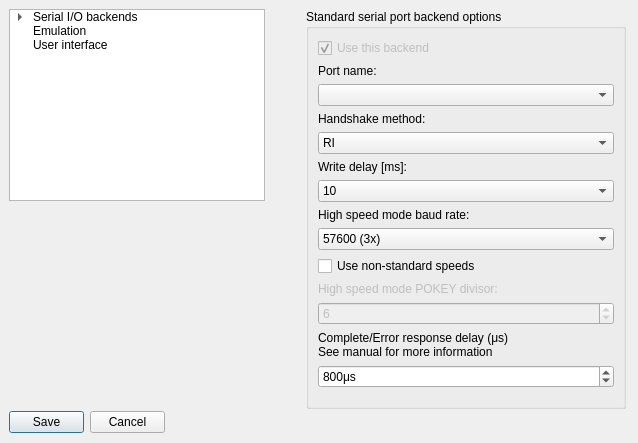
Before: the Qt Designer form optionsdialog.ui in RespeQt/RespeQt, drawn with Qt 5.
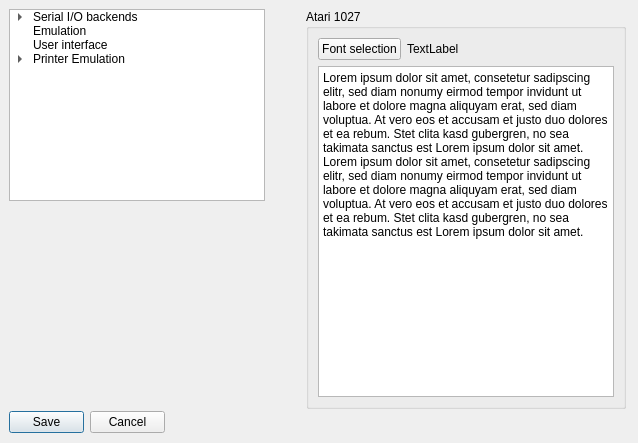
After: the same form once the commit is applied. The open tabs and pages were chosen to show the change.

What changed in the file:
```diff
--- a/optionsdialog.ui
+++ b/optionsdialog.ui
@@ -93,6 +93,19 @@
      <string>User interface</string>
     </property>
    </item>
+   <item>
+    <property name="text">
+     <string>Printer Emulation</string>
+    </property>
+    <property name="flags">
+     <set>ItemIsDragEnabled|ItemIsUserCheckable|ItemIsEnabled</set>
+    </property>
+    <item>
+     <property name="text">
+      <string>Atari 1027</string>
+     </property>
+    </item>
+   </item>
   </widget>
   <widget class="QStackedWidget" name="stackedWidget">
    <property name="geometry">
@@ -920,6 +933,74 @@
      </item>
     </layout>
    </widget>
+   <widget class="QWidget" name="page_atari1020"/>
+   <widget class="QWidget" name="page_atari1027">
+    <widget class="QGroupBox" name="group_a1027">
+     <property name="geometry">
+      <rect>
+       <x>0</x>
+       <y>0</y>
+       <width>320</width>
+       <height>400</height>
+      </rect>
+     </property>
+     <property name="title">
+      <string>Atari 1027</string>
+     </property>
+     <layout class="QVBoxLayout" name="verticalLayout_7">
+      <item>
+       <layout class="QHBoxLayout" name="horizontalLayout_2">
+        <property name="rightMargin">
+         <number>0</number>
+        </property>
+        <property name="bottomMargin">
+         <number>0</number>
+        </property>
+        <item>
+         <widget class="QPushButton" name="button_1027font">
+          <property name="sizePolicy">
+           <sizepolicy hsizetype="Fixed" vsizetype="Fixed">
+            <horstretch>0</horstretch>
+            <verstretch>0</verstretch>
+           </sizepolicy>
+          </property>
+          <property name="text">
+           <string>Font selection</string>
+          </property>
+         </widget>
+        </item>
+        <item>
+         <widget class="QLabel" name="label_1027font">
+          <property name="sizePolicy">
+           <sizepolicy hsizetype="Minimum" vsizetype="Preferred">
+            <horstretch>0</horstretch>
+            <verstretch>0</verstretch>
+           </sizepolicy>
+          </property>
+          <property name="text">
+           <string>TextLabel</string>
+          </property>
+         </widget>
+        </item>
+       </layout>
+      </item>
+      <item>
+       <widget class="QPlainTextEdit" name="fontSample">
+        <property name="enabled">
+         <bool>true</bool>
+        </property>
+        <property name="readOnly">
+         <bool>true</bool>
+        </property>
+        <property name="plainText">
+         <string>Lorem ipsum dolor sit amet, consetetur sadipscing elitr, sed diam nonumy eirmod tempor invidunt ut labore et dolore magna aliquyam erat, sed diam voluptua. At vero eos et accusam et justo duo dolores et ea rebum. Stet clita kasd gubergren, no sea takimata sanctus est Lorem ipsum dolor sit amet. Lorem ipsum dolor sit amet, consetetur sadipscing elitr, sed diam nonumy eirmod tempor invidunt ut labore et dolore magna aliquyam erat, sed diam voluptua. At vero eos et accusam et justo duo dolores et ea rebum. Stet clita kasd gubergren, no sea takimata sanctus est Lorem ipsum dolor sit amet.
+</string>
+        </property>
+       </widget>
+      </item>
+     </layout>
+    </widget>
+   </widget>
   </widget>
   <widget class="QDialogButtonBox" name="buttonBox">
    <property name="geometry">
```
